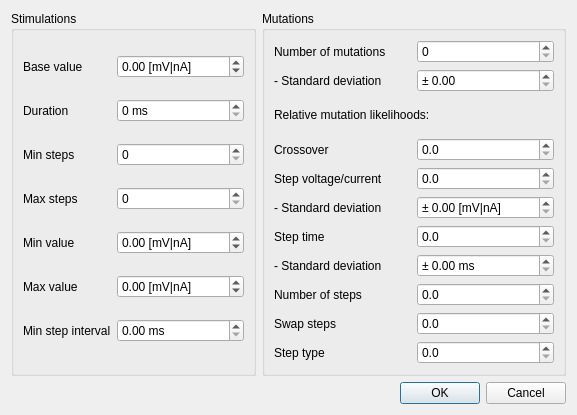
Before: the Qt Designer form src/gui/stimulationdatadialog.ui in CompEphys-team/rtdo, drawn with Qt 5.
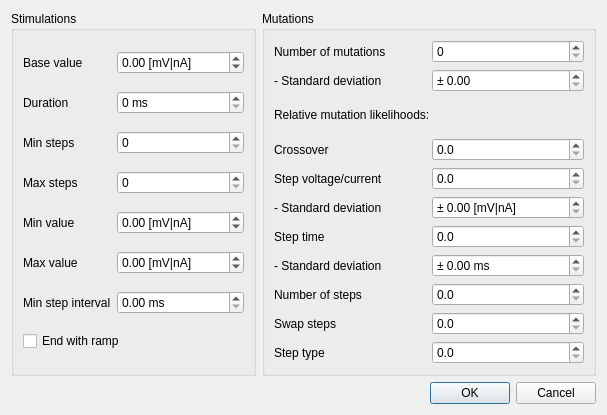
After: the same form once the commit is applied.

Commit message: Added StimD::endWithRamp to support forced full-length ramps

The edit to the form file:
```diff
--- a/src/gui/stimulationdatadialog.ui
+++ b/src/gui/stimulationdatadialog.ui
@@ -6,7 +6,7 @@
    <rect>
     <x>0</x>
     <y>0</y>
-    <width>577</width>
+    <width>607</width>
     <height>415</height>
    </rect>
   </property>
@@ -131,6 +131,13 @@
         </property>
        </widget>
       </item>
+      <item row="7" column="0" colspan="2">
+       <widget class="QCheckBox" name="endWithRamp">
+        <property name="text">
+         <string>End with ramp</string>
+        </property>
+       </widget>
+      </item>
      </layout>
     </widget>
    </item>
```
Left out of the diff: 130 changed lines with no effect on the pictures. The commit also changes 4 other files.
